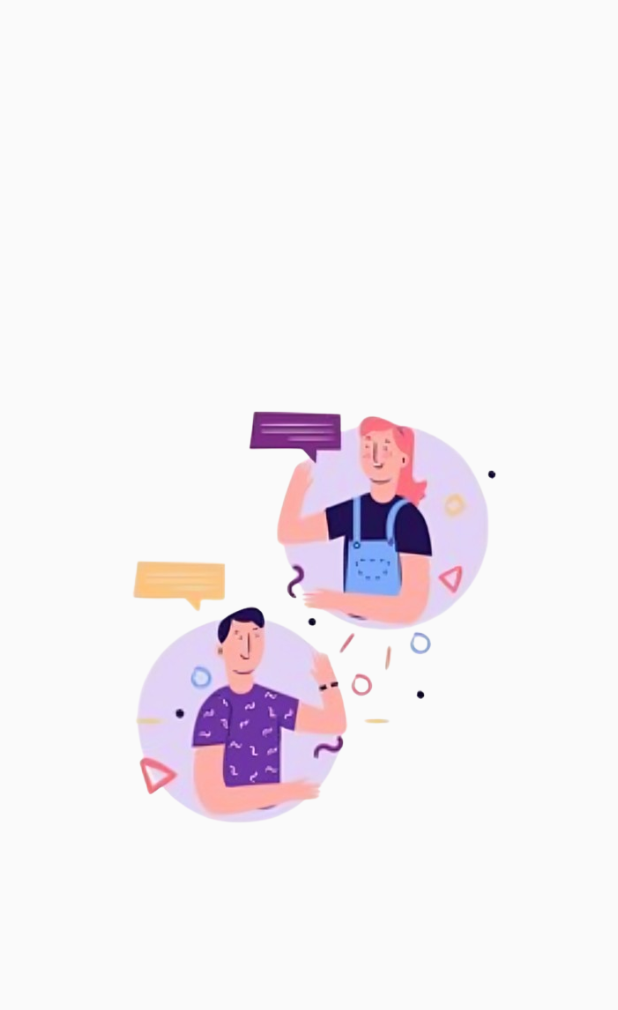
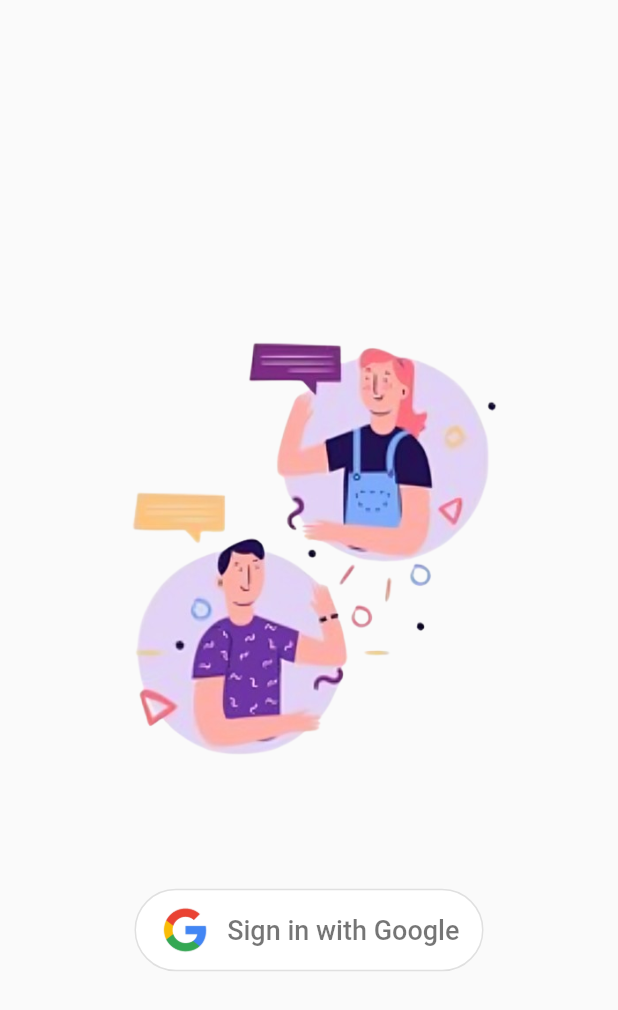
Before and after one commit to ajinkya446/firey_chat, a Flutter app: the screen it shows after launch, on a phone screen of 412 x 824 dp. Shown: the top 1010 px of the screen. Run offline on Flutter 3.47's test engine with Material 2 defaults, Android fonts, the light colour scheme and no system bars; our stand-ins replace bloc, firebase_auth, firebase_core, flutter_bloc, google_sign_in; accounts and stored records are empty.

Commit message:
Added the Google Sign in method for app.

```diff
--- a/lib/screens/dashboard_screen.dart
+++ b/lib/screens/dashboard_screen.dart
@@ -50,7 +50,7 @@ class _MyHomePageState extends State<MyHomePage> with TickerProviderStateMixin {
   PreferredSizeWidget buildAppBar() {
     return AppBar(
       elevation: 0.0,
-      title: const Text('Flutter Menu', style: TextStyle(color: Colors.black)),
+      title: const Text('Firey Chat', style: TextStyle(color: Colors.black, fontStyle: FontStyle.italic)),
       backgroundColor: Colors.transparent,
       automaticallyImplyLeading: false,
       leading: AnimatedBuilder(
--- /dev/null
+++ b/lib/screens/google_signin_button.dart
@@ -0,0 +1,62 @@
+import 'package:firebase_auth/firebase_auth.dart';
+import 'package:flutter/material.dart';
+
+import 'authentication.dart';
+import 'dashboard_screen.dart';
+
+class GoogleSignInButton extends StatefulWidget {
+  @override
+  _GoogleSignInButtonState createState() => _GoogleSignInButtonState();
+}
+
+class _GoogleSignInButtonState extends State<GoogleSignInButton> {
+  bool _isSigningIn = false;
+
+  @override
+  Widget build(BuildContext context) {
+    return Padding(
+      padding: const EdgeInsets.only(bottom: 16.0),
+      child: _isSigningIn
+          ? const CircularProgressIndicator(valueColor: AlwaysStoppedAnimation<Color>(Colors.white))
+          : OutlinedButton(
+              style: ButtonStyle(
+                backgroundColor: MaterialStateProperty.all(Colors.white),
+                shape: MaterialStateProperty.all(
+                  RoundedRectangleBorder(borderRadius: BorderRadius.circular(40)),
+                ),
+              ),
+              onPressed: () async {
+                setState(() {
+                  _isSigningIn = true;
+                });
+                User? user = await Authentication.signInWithGoogle(context: context);
+
+                if (user != null) {
+                  Navigator.of(context).pushReplacement(MaterialPageRoute(builder: (context) => const MyHomePage()));
+                }
+
+                setState(() {
+                  _isSigningIn = false;
+                });
+              },
+              child: Padding(
+                padding: const EdgeInsets.fromLTRB(0, 10, 0, 10),
+                child: Row(
+                  mainAxisSize: MainAxisSize.min,
+                  mainAxisAlignment: MainAxisAlignment.center,
+                  children: const <Widget>[
+                    Image(image: AssetImage("asset/google_logo.png"), height: 35.0),
+                    Padding(
+                      padding: EdgeInsets.only(left: 10),
+                      child: Text(
+                        'Sign in with Google',
+                        style: TextStyle(fontSize: 18, color: Colors.black54, fontWeight: FontWeight.w500),
+                      ),
+                    )
+                  ],
+                ),
+              ),
+            ),
+    );
+  }
+}
--- a/lib/screens/login_screen.dart
+++ b/lib/screens/login_screen.dart
@@ -1,4 +1,6 @@
 import 'package:flutter/material.dart';
+import 'authentication.dart';
+import 'google_signin_button.dart';
 
 class LoginScreen extends StatefulWidget {
   const LoginScreen({super.key});
@@ -19,6 +21,20 @@ class _LoginScreenState extends State<LoginScreen> {
           crossAxisAlignment: CrossAxisAlignment.center,
           children: [
             Image.asset("asset/background.png", height: MediaQuery.of(context).size.height * 0.5, width: MediaQuery.of(context).size.width * 0.7),
+            const SizedBox(height: 20),
+            FutureBuilder(
+              future: Authentication.initializeFirebase(context: context),
+              builder: (context, snapshot) {
+                if (snapshot.hasError) {
+                  return const Text('Error initializing Firebase');
+                } else if (snapshot.connectionState == ConnectionState.done) {
+                  return GoogleSignInButton();
+                }
+                return const CircularProgressIndicator(
+                  valueColor: AlwaysStoppedAnimation<Color>(Colors.orange),
+                );
+              },
+            ),
           ],
         ),
       ),
--- a/pubspec.yaml
+++ b/pubspec.yaml
@@ -10,6 +10,9 @@ dependencies:
     sdk: flutter
   cupertino_icons: ^1.0.2
   flutter_bloc: ^8.1.3
+  google_sign_in:
+  firebase_core:
+  firebase_auth:
 
 dev_dependencies:
   flutter_test:
```
Also changed, not shown: lib/constants.dart (+3 -5 lines), lib/menus.dart (+23 -13 lines), lib/screens/authentication.dart (added, +92 -0 lines), asset/google_logo.png (added), pubspec.lock, 1 other file.
